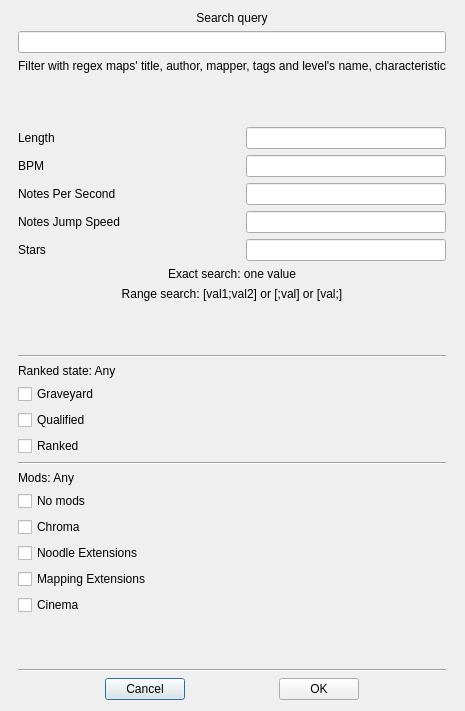
Unvire/Quest3-beatsaber-playlist-manager, file ui/searchMapsDialog.ui: the form before one commit.
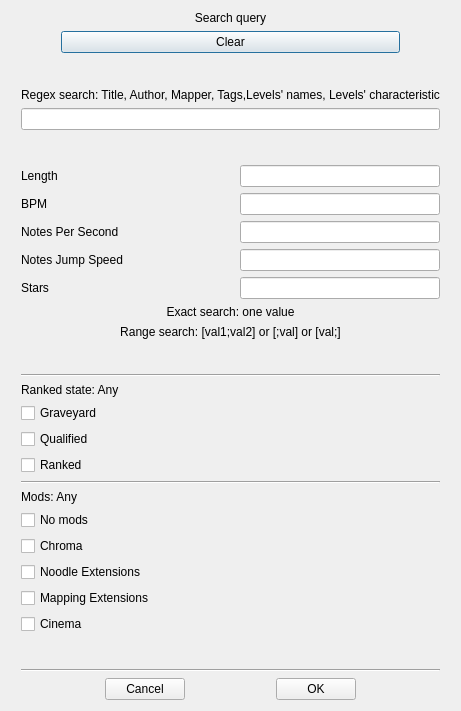
The form after the commit.

Commit message: Adds loading previousSearchParameters and its logic

Diff of the .ui file:
```diff
--- a/ui/searchMapsDialog.ui
+++ b/ui/searchMapsDialog.ui
@@ -6,7 +6,7 @@
    <rect>
     <x>0</x>
     <y>0</y>
-    <width>465</width>
+    <width>461</width>
     <height>711</height>
    </rect>
   </property>
@@ -42,14 +42,59 @@
         </widget>
        </item>
        <item>
-        <widget class="QLineEdit" name="parametersEdit"/>
+        <layout class="QHBoxLayout" name="horizontalLayout" stretch="0,1,0">
+         <item>
+          <spacer name="horizontalSpacer_12">
+           <property name="orientation">
+            <enum>Qt::Horizontal</enum>
+           </property>
+           <property name="sizeHint" stdset="0">
+            <size>
+             <width>40</width>
+             <height>20</height>
+            </size>
+           </property>
+          </spacer>
+         </item>
+         <item>
+          <widget class="QPushButton" name="clearSearchParametersButton">
+           <property name="text">
+            <string>Clear</string>
+           </property>
+          </widget>
+         </item>
+         <item>
+          <spacer name="horizontalSpacer_6">
+           <property name="orientation">
+            <enum>Qt::Horizontal</enum>
+           </property>
+           <property name="sizeHint" stdset="0">
+            <size>
+             <width>40</width>
+             <height>20</height>
+            </size>
+           </property>
+          </spacer>
        </item>
       </layout>
      </item>
+       <item>
+        <spacer name="verticalSpacer_4">
+         <property name="orientation">
+          <enum>Qt::Vertical</enum>
+         </property>
+         <property name="sizeHint" stdset="0">
+          <size>
+           <width>20</width>
+           <height>40</height>
+          </size>
+         </property>
+        </spacer>
+       </item>
      <item>
       <widget class="QLabel" name="label_7">
        <property name="text">
-        <string>Filter with regex maps' title, author, mapper, tags and level's name, characteristic</string>
+          <string>Regex search: Title, Author, Mapper, Tags,Levels' names, Levels' characteristic</string>
        </property>
        <property name="textFormat">
         <enum>Qt::RichText</enum>
@@ -58,6 +103,11 @@
         <set>Qt::AlignCenter</set>
        </property>
       </widget>
+       </item>
+       <item>
+        <widget class="QLineEdit" name="parametersEdit"/>
+       </item>
+      </layout>
      </item>
      <item>
       <spacer name="verticalSpacer_2">
```
Left out of the diff: 2 changed lines with no effect on the pictures. Lines whose indentation alone changed are shown as unchanged. The commit also changes 1 other file.
